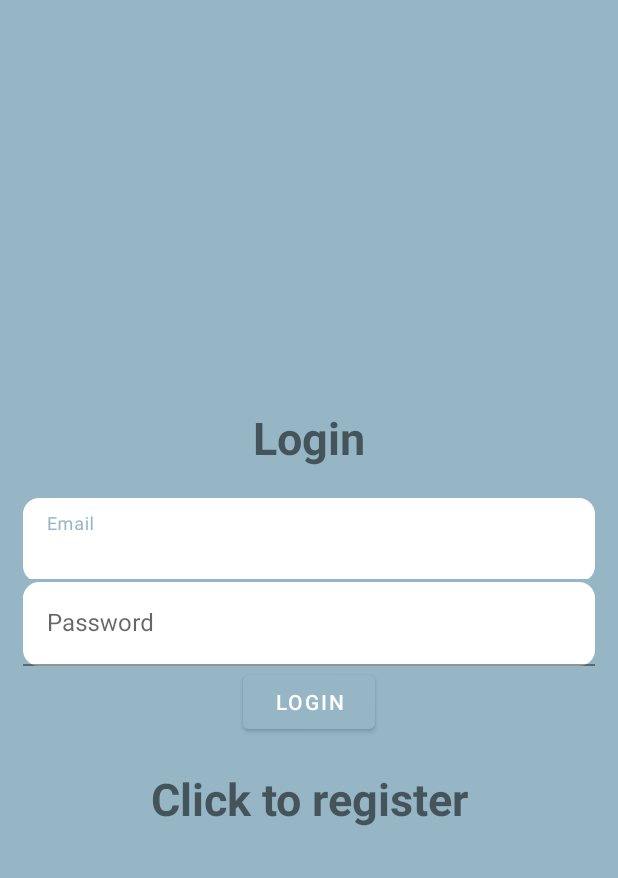
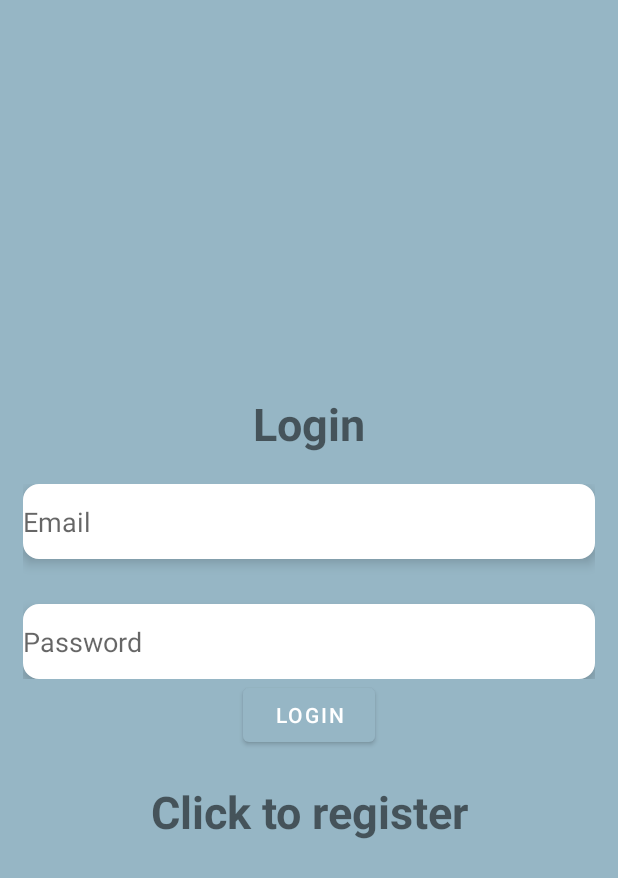
Before and after one commit to sp0603/Book-It, an Android app: the screen it shows after launch (LoginActivity), on a phone screen of 412 x 824 dp. Shown: the top 878 px of the screen. Run offline under Robolectric (Android 15) with nearby library versions, the phone set to English and light mode, and no system bars; our stand-ins replace Firebase (no records; nobody signed in at launch, a user with empty details on screens opened directly).

Commit message:
changed log in.xml to match register

```diff
--- a/app/src/main/java/com/example/scheduling/LoginActivity.java
+++ b/app/src/main/java/com/example/scheduling/LoginActivity.java
@@ -8,6 +8,7 @@ import android.os.Bundle;
 import android.text.TextUtils;
 import android.view.View;
 import android.widget.Button;
+import android.widget.EditText;
 import android.widget.ProgressBar;
 import android.widget.TextView;
 import android.widget.Toast;
@@ -20,7 +21,7 @@ import com.google.firebase.auth.FirebaseAuth;
 import com.google.firebase.auth.FirebaseUser;
 
 public class LoginActivity extends AppCompatActivity {
-    TextInputEditText editTextEmail, editTextPassword;
+    EditText editTextEmail, editTextPassword;
     Button buttonLogin;
     FirebaseAuth mAuth;
     ProgressBar progressBar;
--- a/app/src/main/res/layout/activity_login.xml
+++ b/app/src/main/res/layout/activity_login.xml
@@ -20,29 +20,38 @@
         android:layout_width="match_parent"
         android:layout_height="wrap_content" />
 
-    <com.google.android.material.textfield.TextInputLayout
+    <LinearLayout
         android:layout_width="match_parent"
-        android:layout_height="wrap_content">
+        android:layout_height="wrap_content"
+        android:layout_gravity="center_vertical"
+        android:orientation="vertical"
+        android:showDividers="middle"
+        android:divider="@drawable/empty_tall_divider">
 
-        <com.google.android.material.textfield.TextInputEditText
+        <EditText
             android:id="@+id/email"
             android:hint="@string/email"
+            android:autofillHints="emailAddress"
+            android:inputType="textEmailAddress"
             android:layout_width="match_parent"
-            android:layout_height="wrap_content"
-            android:background="@drawable/edit_text_rounded_corner"/>
-    </com.google.android.material.textfield.TextInputLayout>
+            android:layout_height="50dp"
+            android:background="@drawable/edit_text_rounded_corner"
+            android:elevation="5dp"/>
 
-    <com.google.android.material.textfield.TextInputLayout
-        android:layout_width="match_parent"
-        android:layout_height="wrap_content">
 
-        <com.google.android.material.textfield.TextInputEditText
+        <EditText
             android:id="@+id/password"
             android:hint= "@string/password"
+            android:autofillHints="password"
+            android:inputType="textPassword"
             android:layout_width="match_parent"
-            android:layout_height="wrap_content"
-            android:background="@drawable/edit_text_rounded_corner"/>
-    </com.google.android.material.textfield.TextInputLayout>
+            android:layout_height="50dp"
+            android:background="@drawable/edit_text_rounded_corner"
+            android:elevation="5dp"/>
+
+
+    </LinearLayout>
+
 
     <ProgressBar
         android:id="@+id/progressBar"
```
